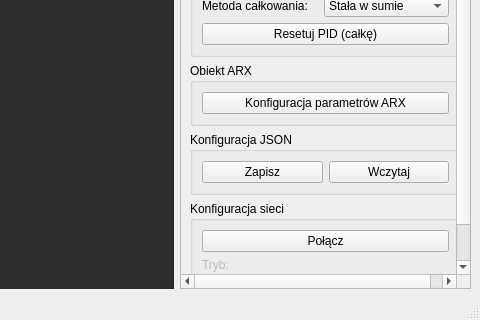
First picture: the form in W_PREZENTACJI/mainwindow.ui, repository arturz562/UAR_sem4, before the edit; both pictures show x 720 to 1200 and y 480 to 800 of the 1200 by 800 pixel window.
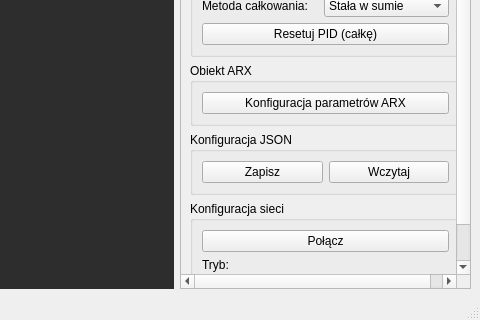
Second picture: the form after the edit.

What changed in the file:
```diff
--- a/W_PREZENTACJI/mainwindow.ui
+++ b/W_PREZENTACJI/mainwindow.ui
@@ -55,7 +55,7 @@
        <property name="geometry">
         <rect>
          <x>0</x>
-         <y>-79</y>
+         <y>-101</y>
          <width>276</width>
          <height>845</height>
         </rect>
@@ -384,17 +384,17 @@
           </property>
           <layout class="QGridLayout" name="gridLayout_2">
            <item row="2" column="0">
-            <widget class="QLabel" name="label_2">
-             <property name="enabled">
-              <bool>false</bool>
-             </property>
-             <property name="text">
-              <string>Tryb:</string>
-             </property>
-            </widget>
-           </item>
-           <item row="2" column="1">
             <widget class="QLabel" name="labelTryb">
+             <property name="enabled">
+              <bool>true</bool>
+             </property>
+             <property name="text">
+              <string>Tryb:</string>
+             </property>
+            </widget>
+           </item>
+           <item row="2" column="1">
+            <widget class="QLabel" name="label_4">
              <property name="text">
               <string/>
              </property>
```
Left out of the diff: 4 changed lines with no effect on the pictures.
